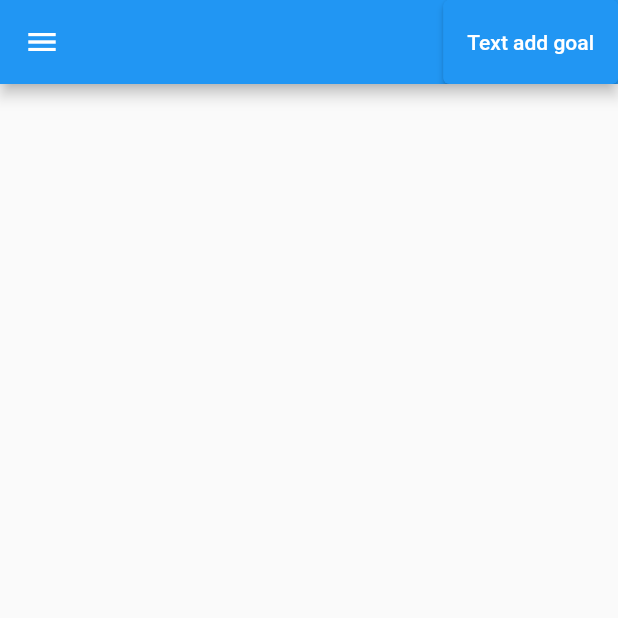
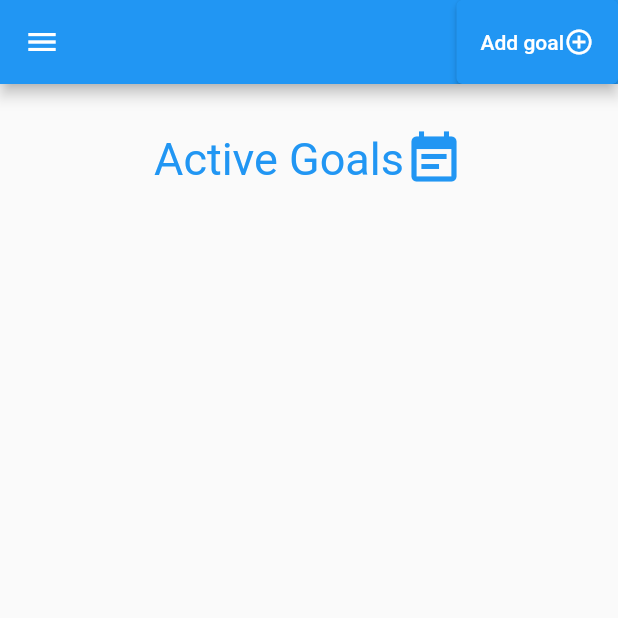
Before and after one commit to HoangViet144/HabitTrackerApp, a Flutter app: the DashBoardScreen screen opened by its route, on a phone screen of 412 x 824 dp, the top half of it. Run offline on Flutter 3.47's test engine with Material 2 defaults, Android fonts, the phone set to English and light mode, and no system bars; our stand-ins replace cloud_firestore, firebase_auth, firebase_core, flutter_secure_storage; accounts and stored records are empty.

Commit message:
Habit tracker Dashboard
Dashboard page shows information of active goal

```diff
--- a/lib/screen/dashboard/index.dart
+++ b/lib/screen/dashboard/index.dart
@@ -1,4 +1,5 @@
 import 'package:flutter/material.dart';
+import 'dart:math';
 import 'package:habit_tracker_app/component/my_drawer.dart';
 import 'package:habit_tracker_app/model/goal.dart';
 import 'package:habit_tracker_app/model/index.dart';
@@ -16,17 +17,123 @@ class DashBoardScreen extends StatelessWidget {
         actions: [
           ElevatedButton(
             onPressed: () => _tmp(context),
-            child: const Text("Text add goal"),
+            child: Row(
+              children: [
+                const Text("Add goal"),
+                Icon(Icons.add_circle_outline,
+                  size:20,
+                ),
+              ],
+            )
           )
         ],
       ),
-      body: ListView.builder(
-        itemCount: AppStateScope.of(context).goalList.length,
-        itemBuilder: (context, i) {
-          return const Text("Goal here");
-        },
-      ),
       drawer: const MyDrawer(),
+      body:
+          HomePage(),
     );
   }
 }
+class HomePage extends StatelessWidget {
+  final List<Color> colors =<Color>[Colors.red,Colors.blue,Colors.orange,Colors.green,Colors.yellow,Colors.pink,Colors.brown,Colors.purple];
+  @override
+  Widget build(BuildContext context) {
+    return
+      ListView.separated(
+        padding: const EdgeInsets.all(20),
+        itemCount: AppStateScope.of(context).goalList.length+1,
+        itemBuilder: (BuildContext context, int index) {
+          final randomNumber = Random().nextInt(7);
+          if(index==0) {
+            return Column(
+              children: [
+                GoalTitle(),
+              ],
+            );
+          }
+          else{
+            return Container(
+                height: 80,
+                decoration: BoxDecoration(
+                  color: Colors.white,
+                  borderRadius: BorderRadius.circular(10.0),
+                  border: Border.all(
+                    color: Colors.lightGreen,
+                    width: 1,
+                  ),
+                ),
+                child: Row(
+                  children: [
+                    Container(
+                      margin: const EdgeInsets.all(10.0),
+                      child:  Icon(
+                        Icons.circle,
+                        size: 60,
+                        color: colors[randomNumber],
+                      ),
+                    ),
+                    Container(
+                      margin: const EdgeInsets.all(10.0),
+                      child: Column(
+                        mainAxisAlignment: MainAxisAlignment.spaceEvenly,
+                        crossAxisAlignment: CrossAxisAlignment.start,
+                        children: [
+                          Text('${AppStateScope.of(context).goalList[index-1].description}',
+                              style: const TextStyle(
+                                fontSize: 15,)
+                          ),
+                          Text('Due date: ${AppStateScope.of(context).goalList[index-1].dueDate}',
+                            style: const TextStyle(
+                              fontSize: 10,)
+                          ),
+                          Row(
+                            children: [
+                              Text('Progress: ${AppStateScope.of(context).goalList[index-1].progress}%',
+                                  style: const TextStyle(
+                                    fontSize: 10,)
+                              ),
+                              SizedBox(
+                                width: 10,
+                              ),
+                              Text('Priority: ${AppStateScope.of(context).goalList[index-1].priority}',
+                                  style: const TextStyle(
+                                    fontSize: 10,)
+                              )
+                            ],
+                          )
+                        ],
+                      ),
+                    )
+
+                  ],
+                )
+            );}
+        },
+        separatorBuilder: (BuildContext context, int index) => const Divider(),
+      );
+  }
+}
+class GoalTitle extends StatelessWidget {
+  @override
+  Widget build(BuildContext context){
+    return Row(
+      mainAxisAlignment: MainAxisAlignment.center,
+      children: [
+        const Text(
+          'Active Goals',
+          style: const TextStyle(
+            fontSize: 30,
+            color: Colors.blue,
+          ),
+        ),
+        Icon(Icons.event_note,
+          size: 40,
+          color: Colors.blue,
+        ),
+        const SizedBox(
+          height: 60.0,
+        ),
+      ],
+    );
+  }
+}
```
